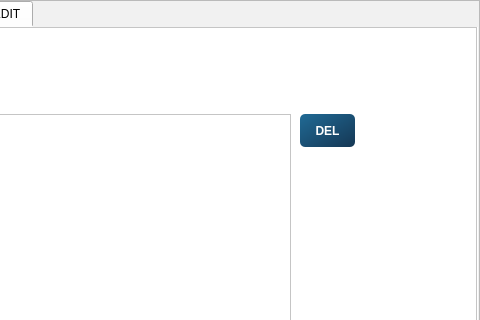
Before: the Qt Designer form gui.ui in quentinmathieu/Py-JSON-Display, drawn with Qt 5; both pictures show x 320 to 800 and y 0 to 320 of the 800 by 700 pixel window.
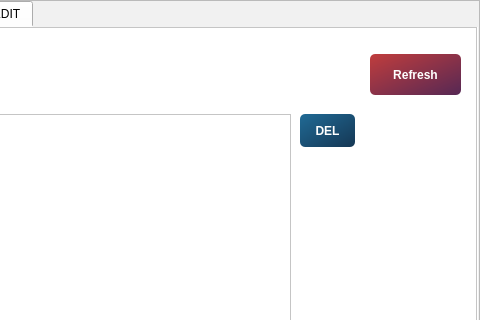
After: the same form once the commit is applied.

Commit message: add category update JSON works

Diff of the .ui file:
```diff
--- a/gui.ui
+++ b/gui.ui
@@ -893,6 +893,42 @@
              <string>EDIT</string>
             </property>
            </widget>
+           <widget class="QPushButton" name="RefreshBtn">
+            <property name="enabled">
+             <bool>true</bool>
+            </property>
+            <property name="geometry">
+             <rect>
+              <x>690</x>
+              <y>0</y>
+              <width>91</width>
+              <height>41</height>
+             </rect>
+            </property>
+            <property name="sizePolicy">
+             <sizepolicy hsizetype="Fixed" vsizetype="Fixed">
+              <horstretch>0</horstretch>
+              <verstretch>0</verstretch>
+             </sizepolicy>
+            </property>
+            <property name="cursor">
+             <cursorShape>PointingHandCursor</cursorShape>
+            </property>
+            <property name="layoutDirection">
+             <enum>Qt::LeftToRight</enum>
+            </property>
+            <property name="styleSheet">
+             <string notr="true">QPushButton{background-color: qlineargradient(x1: 0, y1:0, x2: 1, y2:1, stop: 0 #C03D3D, stop: 1 #562854); border-radius:5;color: white; font-weight:600;padding :10px}
+
+QPushButton:disabled {
+background-color:#989898;
+color:#636363
+}</string>
+            </property>
+            <property name="text">
+             <string>Refresh</string>
+            </property>
+           </widget>
           </widget>
           <widget class="QWidget" name="coursesTab">
            <attribute name="title">
```
Left out of the diff: 36 changed lines with no effect on the pictures. The commit also changes 1 other file.
